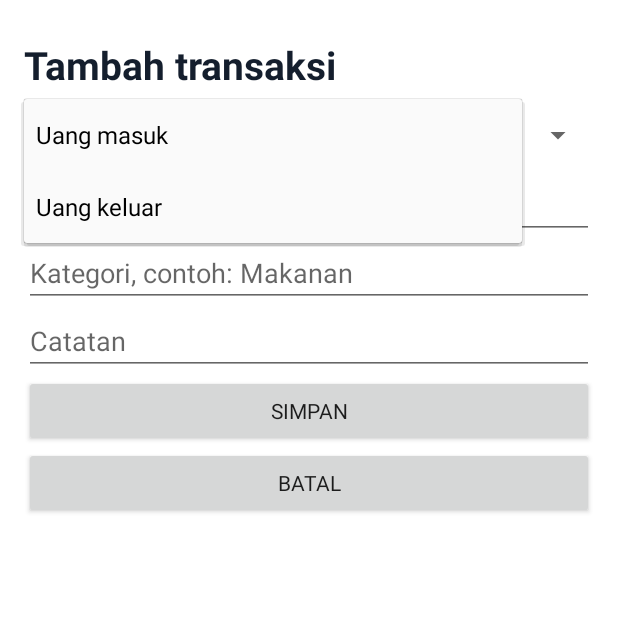
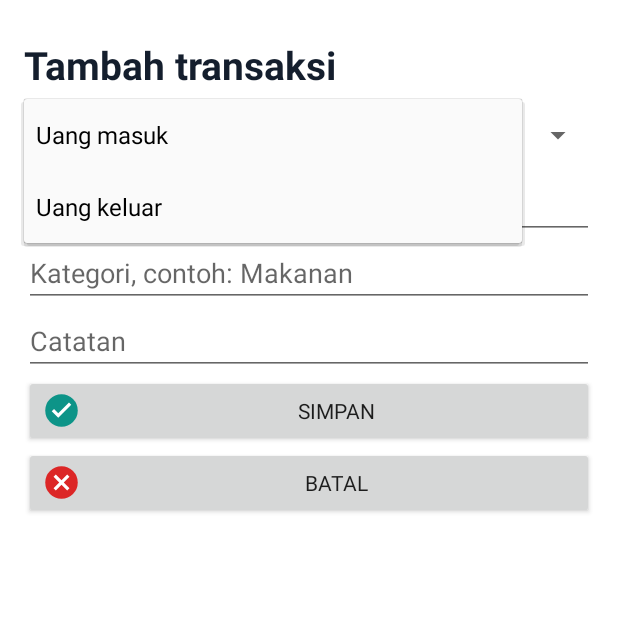
Before and after one commit to abdilahfian-cyber/dompet-keuangan-pribadi, an Android app: the screen it shows after launch (MainActivity), after a tap on "Uang masuk", on a phone screen of 412 x 824 dp, the top half of it. Run offline under Robolectric (Android 15) with nearby library versions, the phone set to English and light mode, and no system bars; 1 other tap on this screen came first.

Commit message:
Add files via upload

```diff
--- a/app/build.gradle.kts
+++ b/app/build.gradle.kts
@@ -12,7 +12,7 @@ android {
         targetSdk = 35
         // Naik otomatis di tiap build GitHub Actions supaya APK baru selalu bisa menimpa yang lama
         versionCode = 3 + (System.getenv("GITHUB_RUN_NUMBER")?.toIntOrNull() ?: 0)
-        versionName = "1.3"
+        versionName = "1.4"
     }
     // Kunci tanda tangan tetap: update APK menimpa aplikasi lama tanpa menghapus data
     signingConfigs {
--- /dev/null
+++ b/app/src/main/res/drawable/ic_add.xml
@@ -0,0 +1,5 @@
+<vector xmlns:android="http://schemas.android.com/apk/res/android"
+    android:width="26dp" android:height="26dp" android:viewportWidth="24" android:viewportHeight="24">
+    <path android:fillColor="#16A34A" android:pathData="M12,12m-10,0a10,10 0 1,0 20,0a10,10 0 1,0 -20,0"/>
+    <path android:fillColor="#FFFFFF" android:pathData="M11,6h2v5h5v2h-5v5h-2v-5h-5v-2h5z"/>
+</vector>
--- /dev/null
+++ b/app/src/main/res/drawable/ic_back.xml
@@ -0,0 +1,5 @@
+<vector xmlns:android="http://schemas.android.com/apk/res/android"
+    android:width="26dp" android:height="26dp" android:viewportWidth="24" android:viewportHeight="24">
+    <path android:fillColor="#2563EB" android:pathData="M12,12m-10,0a10,10 0 1,0 20,0a10,10 0 1,0 -20,0"/>
+    <path android:fillColor="#FFFFFF" android:pathData="M14,7l-5,5 5,5 1.4,-1.4L11.8,12 15.4,8.4z"/>
+</vector>
--- /dev/null
+++ b/app/src/main/res/drawable/ic_chart.xml
@@ -0,0 +1,6 @@
+<vector xmlns:android="http://schemas.android.com/apk/res/android"
+    android:width="26dp" android:height="26dp" android:viewportWidth="24" android:viewportHeight="24">
+    <path android:fillColor="#2563EB" android:pathData="M3,12h5v8h-5z"/>
+    <path android:fillColor="#F97316" android:pathData="M9.5,5h5v15h-5z"/>
+    <path android:fillColor="#16A34A" android:pathData="M16,9h5v11h-5z"/>
+</vector>
--- /dev/null
+++ b/app/src/main/res/drawable/ic_check.xml
@@ -0,0 +1,5 @@
+<vector xmlns:android="http://schemas.android.com/apk/res/android"
+    android:width="26dp" android:height="26dp" android:viewportWidth="24" android:viewportHeight="24">
+    <path android:fillColor="#0D9488" android:pathData="M12,12m-10,0a10,10 0 1,0 20,0a10,10 0 1,0 -20,0"/>
+    <path android:fillColor="#FFFFFF" android:pathData="M10,16.5l-4,-4 1.4,-1.4 2.6,2.6 6.6,-6.6 1.4,1.4z"/>
+</vector>
--- /dev/null
+++ b/app/src/main/res/drawable/ic_close.xml
@@ -0,0 +1,5 @@
+<vector xmlns:android="http://schemas.android.com/apk/res/android"
+    android:width="26dp" android:height="26dp" android:viewportWidth="24" android:viewportHeight="24">
+    <path android:fillColor="#DC2626" android:pathData="M12,12m-10,0a10,10 0 1,0 20,0a10,10 0 1,0 -20,0"/>
+    <path android:fillColor="#FFFFFF" android:pathData="M8.5,7.1L12,10.6l3.5,-3.5 1.4,1.4L13.4,12l3.5,3.5 -1.4,1.4L12,13.4l-3.5,3.5 -1.4,-1.4L10.6,12 7.1,8.5z"/>
+</vector>
--- /dev/null
+++ b/app/src/main/res/drawable/ic_in.xml
@@ -0,0 +1,5 @@
+<vector xmlns:android="http://schemas.android.com/apk/res/android"
+    android:width="26dp" android:height="26dp" android:viewportWidth="24" android:viewportHeight="24">
+    <path android:fillColor="#16A34A" android:pathData="M12,12m-10,0a10,10 0 1,0 20,0a10,10 0 1,0 -20,0"/>
+    <path android:fillColor="#FFFFFF" android:pathData="M11,6h2v7l3,-3 1.4,1.4L12,17.8 6.6,11.4 8,10l3,3z"/>
+</vector>
--- /dev/null
+++ b/app/src/main/res/drawable/ic_out.xml
@@ -0,0 +1,5 @@
+<vector xmlns:android="http://schemas.android.com/apk/res/android"
+    android:width="26dp" android:height="26dp" android:viewportWidth="24" android:viewportHeight="24">
+    <path android:fillColor="#DC2626" android:pathData="M12,12m-10,0a10,10 0 1,0 20,0a10,10 0 1,0 -20,0"/>
+    <path android:fillColor="#FFFFFF" android:pathData="M11,18h2v-7l3,3 1.4,-1.4L12,6.2 6.6,12.6 8,14l3,-3z"/>
+</vector>
--- /dev/null
+++ b/app/src/main/res/drawable/ic_trash.xml
@@ -0,0 +1,6 @@
+<vector xmlns:android="http://schemas.android.com/apk/res/android"
+    android:width="26dp" android:height="26dp" android:viewportWidth="24" android:viewportHeight="24">
+    <path android:fillColor="#DC2626" android:pathData="M7,8h10l-1,12h-8z"/>
+    <path android:fillColor="#DC2626" android:pathData="M5,5h14v2h-14z"/>
+    <path android:fillColor="#DC2626" android:pathData="M9,3h6v2h-6z"/>
+</vector>
--- /dev/null
+++ b/app/src/main/res/drawable/ic_wallet.xml
@@ -0,0 +1,6 @@
+<vector xmlns:android="http://schemas.android.com/apk/res/android"
+    android:width="26dp" android:height="26dp" android:viewportWidth="24" android:viewportHeight="24">
+    <path android:fillColor="#2563EB" android:pathData="M4,6h16a2,2 0 0 1 2,2v10a2,2 0 0 1 -2,2h-16a2,2 0 0 1 -2,-2v-10a2,2 0 0 1 2,-2z"/>
+    <path android:fillColor="#FFFFFF" android:pathData="M14,11h8v6h-8a3,3 0 0 1 0,-6z"/>
+    <path android:fillColor="#2563EB" android:pathData="M16,14m-1.2,0a1.2,1.2 0 1,0 2.4,0a1.2,1.2 0 1,0 -2.4,0"/>
+</vector>
```
Also changed, not shown: app/src/main/java/com/dompet/keuangan/MainActivity.kt (+120 -7 lines).
